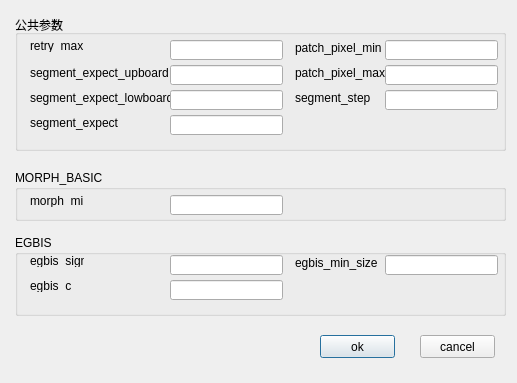
Before: the Qt Designer form system/Pixel0.1/gui/dialog_segmentParasAll.ui in buptjz/Pixel, drawn with Qt 5.
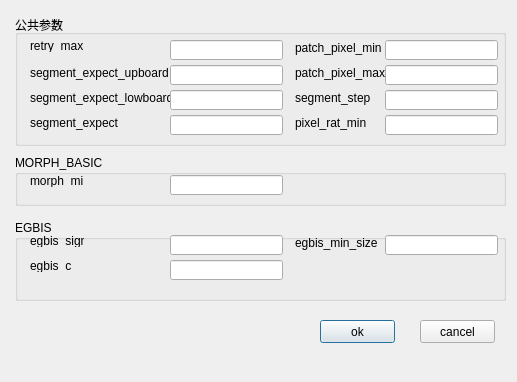
After: the same form once the commit is applied.

Diff of the .ui file:
```diff
--- a/system/Pixel0.1/gui/dialog_segmentParasAll.ui
+++ b/system/Pixel0.1/gui/dialog_segmentParasAll.ui
@@ -7,7 +7,7 @@
     <x>0</x>
     <y>0</y>
     <width>517</width>
-    <height>383</height>
+    <height>382</height>
    </rect>
   </property>
   <property name="windowTitle">
@@ -17,7 +17,7 @@
    <property name="geometry">
     <rect>
      <x>15</x>
-     <y>170</y>
+     <y>155</y>
      <width>491</width>
      <height>51</height>
     </rect>
@@ -29,7 +29,7 @@
     <property name="geometry">
      <rect>
       <x>155</x>
-      <y>25</y>
+      <y>20</y>
       <width>113</width>
       <height>20</height>
      </rect>
@@ -39,7 +39,7 @@
     <property name="geometry">
      <rect>
       <x>15</x>
-      <y>25</y>
+      <y>20</y>
       <width>54</width>
       <height>12</height>
      </rect>
@@ -53,7 +53,7 @@
    <property name="geometry">
     <rect>
      <x>15</x>
-     <y>235</y>
+     <y>220</y>
      <width>491</width>
      <height>81</height>
     </rect>
@@ -65,7 +65,7 @@
     <property name="geometry">
      <rect>
       <x>15</x>
-      <y>20</y>
+      <y>15</y>
       <width>54</width>
       <height>12</height>
      </rect>
@@ -78,7 +78,7 @@
     <property name="geometry">
      <rect>
       <x>155</x>
-      <y>20</y>
+      <y>15</y>
       <width>113</width>
       <height>20</height>
      </rect>
@@ -91,7 +91,7 @@
     <property name="geometry">
      <rect>
       <x>15</x>
-      <y>45</y>
+      <y>40</y>
       <width>54</width>
       <height>12</height>
      </rect>
@@ -104,7 +104,7 @@
     <property name="geometry">
      <rect>
       <x>155</x>
-      <y>45</y>
+      <y>40</y>
       <width>113</width>
       <height>20</height>
      </rect>
@@ -117,7 +117,7 @@
     <property name="geometry">
      <rect>
       <x>280</x>
-      <y>20</y>
+      <y>15</y>
       <width>96</width>
       <height>16</height>
      </rect>
@@ -130,7 +130,7 @@
     <property name="geometry">
      <rect>
       <x>370</x>
-      <y>20</y>
+      <y>15</y>
       <width>113</width>
       <height>20</height>
      </rect>
@@ -143,7 +143,7 @@
      <x>15</x>
      <y>15</y>
      <width>491</width>
-     <height>136</height>
+     <height>131</height>
     </rect>
    </property>
    <property name="title">
@@ -310,12 +310,35 @@
      </rect>
     </property>
    </widget>
+   <widget class="QLineEdit" name="lineEdit_pixel_rat_min">
+    <property name="geometry">
+     <rect>
+      <x>370</x>
+      <y>100</y>
+      <width>113</width>
+      <height>20</height>
+     </rect>
+    </property>
+   </widget>
+   <widget class="QLabel" name="pixel_rat_min">
+    <property name="geometry">
+     <rect>
+      <x>280</x>
+      <y>100</y>
+      <width>91</width>
+      <height>16</height>
+     </rect>
+    </property>
+    <property name="text">
+     <string>pixel_rat_min</string>
+    </property>
+   </widget>
   </widget>
   <widget class="QPushButton" name="OKbtn_segmentParasAll">
    <property name="geometry">
     <rect>
      <x>320</x>
-     <y>335</y>
+     <y>320</y>
      <width>75</width>
      <height>23</height>
     </rect>
@@ -328,7 +351,7 @@
    <property name="geometry">
     <rect>
      <x>420</x>
-     <y>335</y>
+     <y>320</y>
      <width>75</width>
      <height>23</height>
     </rect>
```
